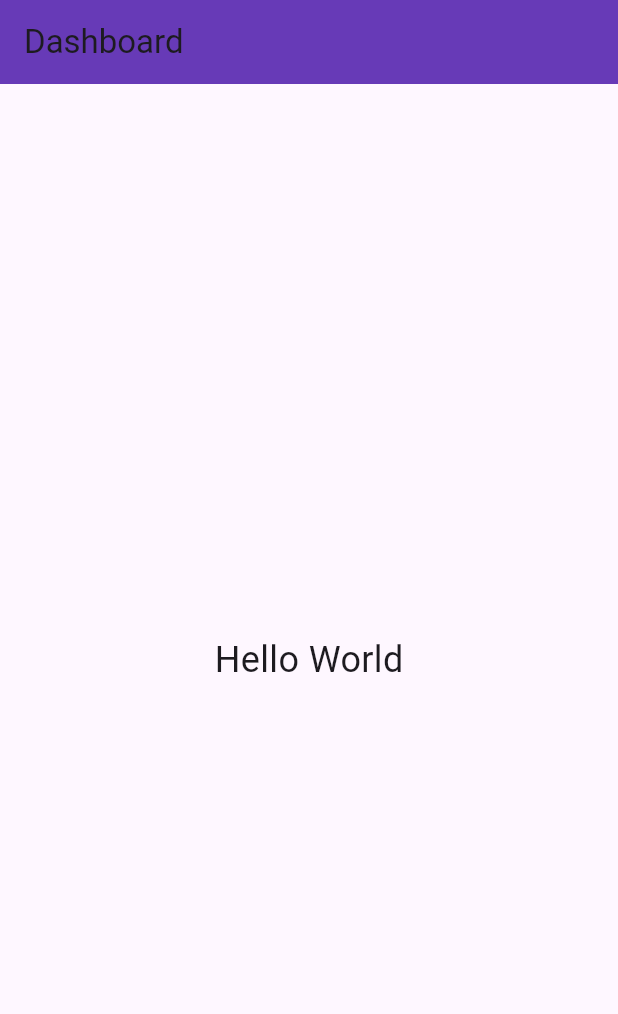
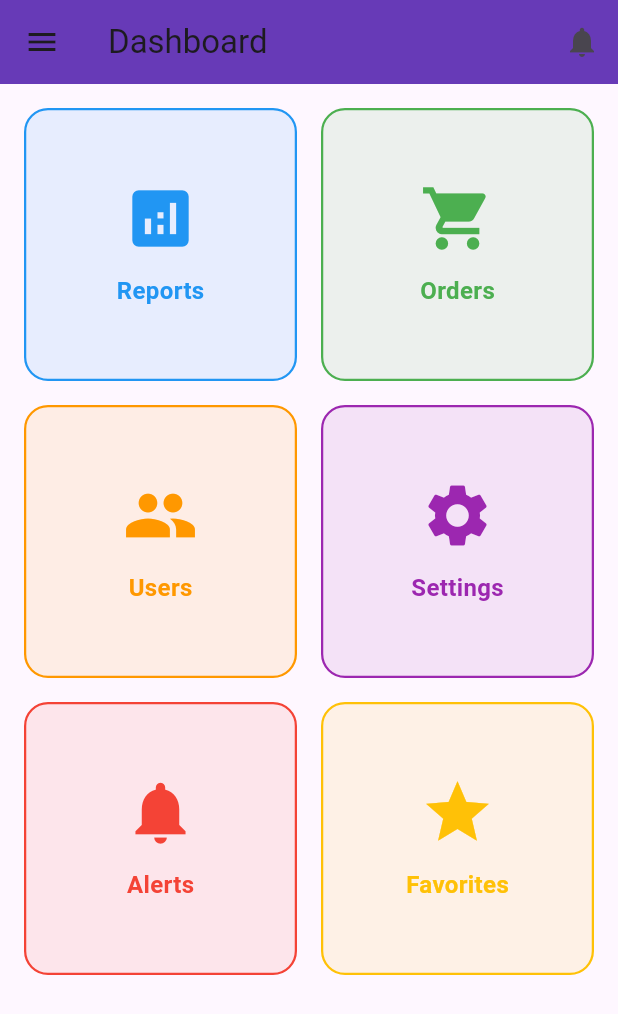
Before and after one commit to aiocrafters/my-app-flutter, a Flutter app: the screen it shows after launch, on a phone screen of 412 x 824 dp. Shown: the top 1014 px of the screen. Run offline on Flutter 3.47's test engine with Material 3 defaults, Android fonts, the phone set to English and light mode, and no system bars.

Commit message:
feat(dashboard): update layout with responsive grid and  drawer - Added modern grid layout, improved UI and maintainability

```diff
--- a/lib/dashboard.dart
+++ b/lib/dashboard.dart
@@ -1,3 +1,5 @@
+// ignore_for_file: deprecated_member_use
+
 import 'package:flutter/material.dart';
 
 class DashboardScreen extends StatelessWidget {
@@ -5,14 +7,123 @@ class DashboardScreen extends StatelessWidget {
 
   @override
   Widget build(BuildContext context) {
+    final double screenWidth = MediaQuery.of(context).size.width;
+
+    // Adjust number of columns for responsiveness
+    int crossAxisCount = screenWidth > 600 ? 4 : 2;
+
     return Scaffold(
       appBar: AppBar(
         title: const Text('Dashboard'),
-        backgroundColor: Colors.deepPurple, // Optional styling
+        backgroundColor: Colors.deepPurple,
+        actions: [
+          IconButton(
+            icon: const Icon(Icons.notifications),
+            onPressed: () {
+              // Handle notifications
+            },
+          ),
+        ],
       ),
-      body: const Center(
-        child: Text('Hello World', style: TextStyle(fontSize: 24)),
+
+      // Drawer Menu (No Logout Item)
+      drawer: Drawer(
+        child: ListView(
+          padding: EdgeInsets.zero,
+          children: [
+            const UserAccountsDrawerHeader(
+              accountName: Text('Aio Crafters'),
+              accountEmail: Text('aiocrafters@gmail.com'),
+              currentAccountPicture: CircleAvatar(
+                backgroundColor: Colors.white,
+                child: Icon(Icons.person, size: 40, color: Colors.deepPurple),
+              ),
+              decoration: BoxDecoration(color: Colors.deepPurple),
+            ),
+            ListTile(
+              leading: const Icon(Icons.home),
+              title: const Text('Home'),
+              onTap: () {
+                Navigator.pop(context);
+              },
+            ),
+            ListTile(
+              leading: const Icon(Icons.settings),
+              title: const Text('Settings'),
+              onTap: () {},
+            ),
+          ],
+        ),
+      ),
+
+      // Main Dashboard Grid
+      body: Padding(
+        padding: const EdgeInsets.all(16),
+        child: GridView.builder(
+          gridDelegate: SliverGridDelegateWithFixedCrossAxisCount(
+            crossAxisCount: crossAxisCount,
+            crossAxisSpacing: 16,
+            mainAxisSpacing: 16,
+            childAspectRatio: 1,
+          ),
+          itemCount: dashboardItems.length,
+          itemBuilder: (context, index) {
+            final item = dashboardItems[index];
+            return _buildDashboardCard(
+              icon: item['icon'],
+              title: item['title'],
+              color: item['color'],
+              onTap: () {
+                // Handle navigation action
+              },
+            );
+          },
+        ),
+      ),
+    );
+  }
+
+  Widget _buildDashboardCard({
+    required IconData icon,
+    required String title,
+    required Color color,
+    required VoidCallback onTap,
+  }) {
+    return InkWell(
+      onTap: onTap,
+      borderRadius: BorderRadius.circular(16),
+      child: Container(
+        decoration: BoxDecoration(
+          color: color.withOpacity(0.1),
+          borderRadius: BorderRadius.circular(16),
+          border: Border.all(color: color, width: 1.5),
+        ),
+        child: Column(
+          mainAxisAlignment: MainAxisAlignment.center,
+          children: [
+            Icon(icon, size: 50, color: color),
+            const SizedBox(height: 12),
+            Text(
+              title,
+              style: TextStyle(
+                fontSize: 16,
+                fontWeight: FontWeight.bold,
+                color: color,
+              ),
+            ),
+          ],
+        ),
       ),
     );
   }
 }
+
+// Dashboard Items List
+final List<Map<String, dynamic>> dashboardItems = [
+  {"icon": Icons.analytics, "title": "Reports", "color": Colors.blue},
+  {"icon": Icons.shopping_cart, "title": "Orders", "color": Colors.green},
+  {"icon": Icons.people, "title": "Users", "color": Colors.orange},
+  {"icon": Icons.settings, "title": "Settings", "color": Colors.purple},
+  {"icon": Icons.notifications, "title": "Alerts", "color": Colors.red},
+  {"icon": Icons.star, "title": "Favorites", "color": Colors.amber},
+];
--- a/lib/main.dart
+++ b/lib/main.dart
@@ -1,5 +1,5 @@
 import 'package:flutter/material.dart';
-import 'dashboard.dart';
+import 'splash_screen.dart';
 
 void main() {
   runApp(const MyApp());
@@ -10,9 +10,14 @@ class MyApp extends StatelessWidget {
 
   @override
   Widget build(BuildContext context) {
-    return const MaterialApp(
+    return MaterialApp(
+      title: 'Aio Crafters',
       debugShowCheckedModeBanner: false,
-      home: DashboardScreen(), // Dashboard as the home screen
+      theme: ThemeData(
+        primarySwatch: Colors.indigo,
+        visualDensity: VisualDensity.adaptivePlatformDensity,
+      ),
+      home: const SplashScreen(), // Start with splash screen
     );
   }
 }
```
Also changed, not shown: lib/splash_screen.dart (added, +77 -0 lines).
